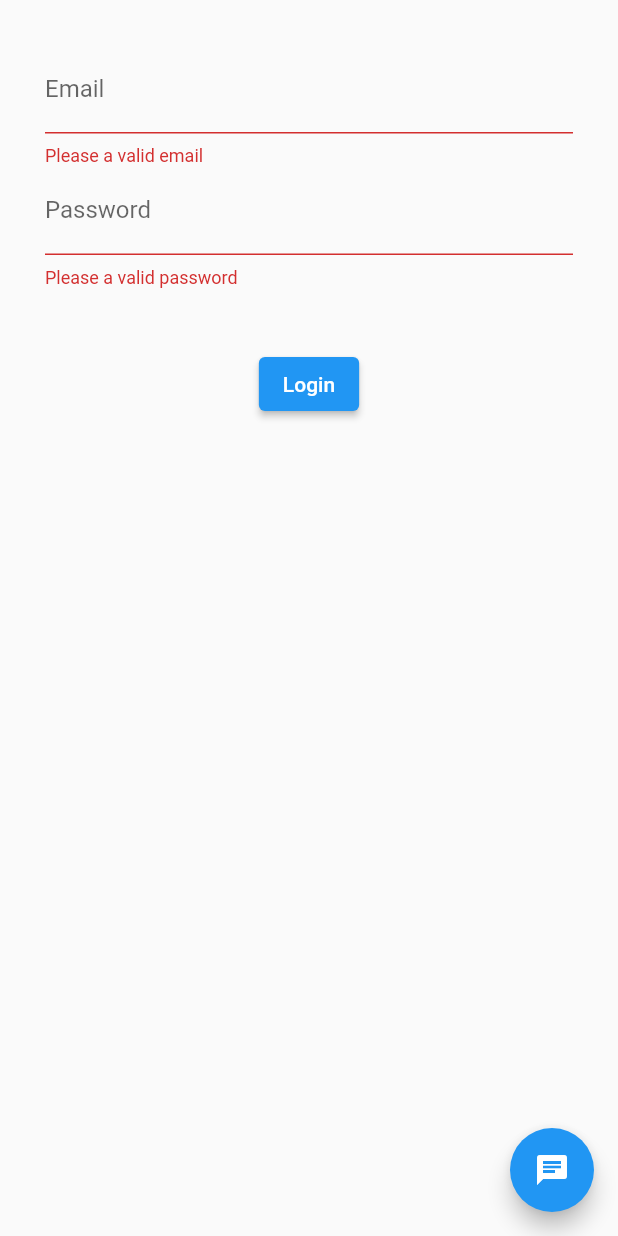
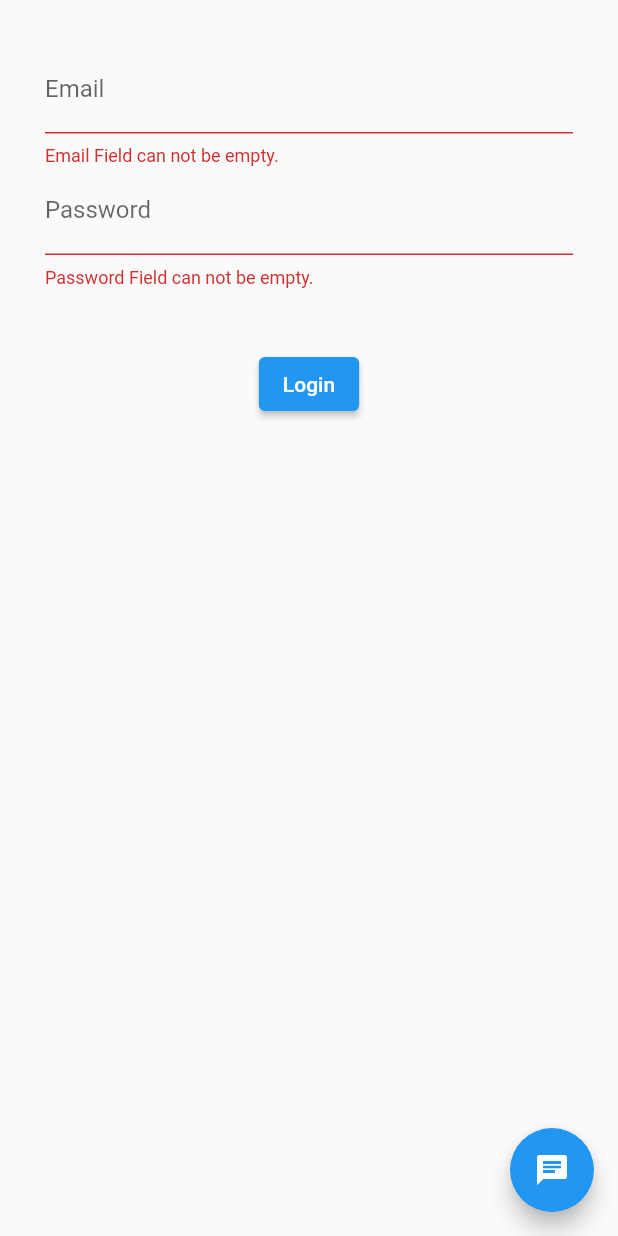
Before and after one commit to NabinRai4017/FoodApp, a Flutter app: the ProfileScreen screen opened directly, after a tap on "Login", on a phone screen of 412 x 824 dp. Run offline on Flutter 3.47's test engine with Material 2 defaults, Android fonts, the phone set to English and light mode, and no system bars; our stand-ins replace flutter_redux, flutter_secure_storage, redux; missing offline and left inert: redux_logging; accounts and stored records are empty.

Commit message:
side menu, profile login fields

```diff
--- a/lib/component/screen/home_screen.dart
+++ b/lib/component/screen/home_screen.dart
@@ -6,6 +6,7 @@ import 'package:food_app/component/screen/popular_screen.dart';
 import 'package:food_app/component/screen/profile_screen.dart';
 import 'package:food_app/component/widget/bottom_nav_bar.dart';
 import 'package:food_app/component/widget/main_app_bar.dart';
+import 'package:food_app/component/widget/side_menu_drawer.dart';
 
 class HomeScreen extends StatefulWidget {
   const HomeScreen({Key? key}) : super(key: key);
@@ -36,6 +37,7 @@ class _HomeScreenState extends State<HomeScreen> {
   Widget build(BuildContext context) {
     return Scaffold(
       appBar: const MainAppBar(title: "Food App"),
+      drawer: const SideMenuDrawer(),
       body: IndexedStack(
         index: _selectedIndex,
         children: _pages,
--- a/lib/component/screen/profile_screen.dart
+++ b/lib/component/screen/profile_screen.dart
@@ -2,6 +2,8 @@ import 'package:flutter/material.dart';
 import 'package:flutter_redux/flutter_redux.dart';
 import 'package:food_app/action/user_action.dart';
 import 'package:food_app/model/state/app_state.dart';
+import 'package:food_app/validation/email_validation.dart';
+import 'package:food_app/validation/password_validation.dart';
 // ignore: depend_on_referenced_packages
 import 'package:redux/redux.dart';
 
@@ -12,7 +14,8 @@ class ProfileScreen extends StatefulWidget {
   State<ProfileScreen> createState() => _ProfileScreenState();
 }
 
-class _ProfileScreenState extends State<ProfileScreen> {
+class _ProfileScreenState extends State<ProfileScreen>
+    with EmailValidation, PasswordValidation {
   String? _email, _password;
   final GlobalKey<FormState> _formKey = GlobalKey<FormState>();
 
@@ -36,25 +39,27 @@ class _ProfileScreenState extends State<ProfileScreen> {
                     TextFormField(
                       keyboardType: TextInputType.emailAddress,
                       validator: (input) {
-                        if (input == null || input.isEmpty) {
-                          return 'Please a valid email';
-                        }
-                        return null;
+                        return validateEmail(input);
                       },
                       onSaved: (input) => _email = input,
-                      decoration: const InputDecoration(labelText: 'Email'),
+                      decoration: const InputDecoration(
+                        labelText: 'Email',
+                        // icon: Icon(Icons.email),
+                        // hintText: 'johndoe@example.com'
+                      ),
                     ),
                     TextFormField(
                       keyboardType: TextInputType.text,
                       obscureText: true,
                       validator: (input) {
-                        if (input == null || input.isEmpty) {
-                          return 'Please a valid password';
-                        }
-                        return null;
+                        return validatePassword(input);
                       },
                       onSaved: (input) => _password = input,
-                      decoration: const InputDecoration(labelText: 'Password'),
+                      decoration: const InputDecoration(
+                        labelText: 'Password',
+                        // icon: Icon(Icons.password),
+                        // hintText: 'Password'
+                      ),
                     ),
                     const SizedBox(height: 40),
                     ElevatedButton(
--- a/lib/main.dart
+++ b/lib/main.dart
@@ -21,7 +21,7 @@ class FoodApp extends StatelessWidget {
       appReducer,
       initialState: AppState.initial(),
       middleware: [
-        ...createUserMiddleware(context),
+        // ...createUserMiddleware(context),
         //  ...createErrorMiddleware(),
         LoggingMiddleware.printer()
       ],
--- /dev/null
+++ b/lib/validation/email_validation.dart
@@ -0,0 +1,15 @@
+mixin EmailValidation {
+  String? validateEmail(String? email) {
+    if (email == null || email.isEmpty) {
+      return 'Email Field can not be empty.';
+    }
+    final bool emailValid = RegExp(
+            r"^[a-zA-Z0-9.a-zA-Z0-9.!#$%&'*+-/=?^_`{|}~]+@[a-zA-Z0-9]+\.[a-zA-Z]+")
+        .hasMatch(email);
+    if (emailValid) {
+      return null;
+    } else {
+      return 'Enter valid email.';
+    }
+  }
+}
--- /dev/null
+++ b/lib/validation/password_validation.dart
@@ -0,0 +1,27 @@
+mixin PasswordValidation {
+  /*
+
+  r'^
+  (?=.*[A-Z])       // should contain at least one upper case
+  (?=.*[a-z])       // should contain at least one lower case
+  (?=.*?[0-9])      // should contain at least one digit
+  (?=.*?[!@#\$&*~]) // should contain at least one Special character
+  .{8,}             // Must be at least 8 characters in length
+  $
+
+  */
+
+  String? validatePassword(String? password) {
+    if (password == null || password.isEmpty) {
+      return 'Password Field can not be empty.';
+    }
+    bool passwordValid =
+        RegExp(r'^(?=.*?[A-Z])(?=.*?[a-z])(?=.*?[0-9])(?=.*?[!@#\$&*~]).{8,}$')
+            .hasMatch(password);
+    if (passwordValid) {
+      return null;
+    } else {
+      return 'Enter valid password.';
+    }
+  }
+}
```
Also changed, not shown: lib/component/screen/notifications_screen.dart (added, +22 -0 lines), lib/component/widget/main_app_bar.dart (+11 -2 lines), lib/component/widget/side_menu_drawer.dart (added, +51 -0 lines), flutter_01.png (added).
